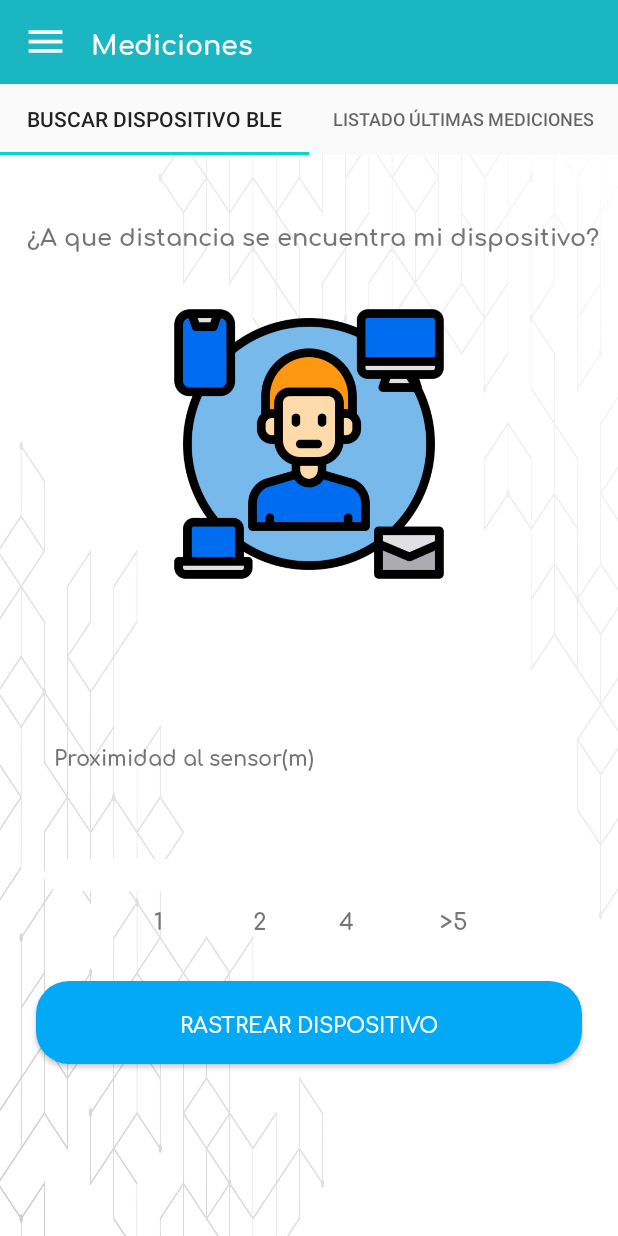
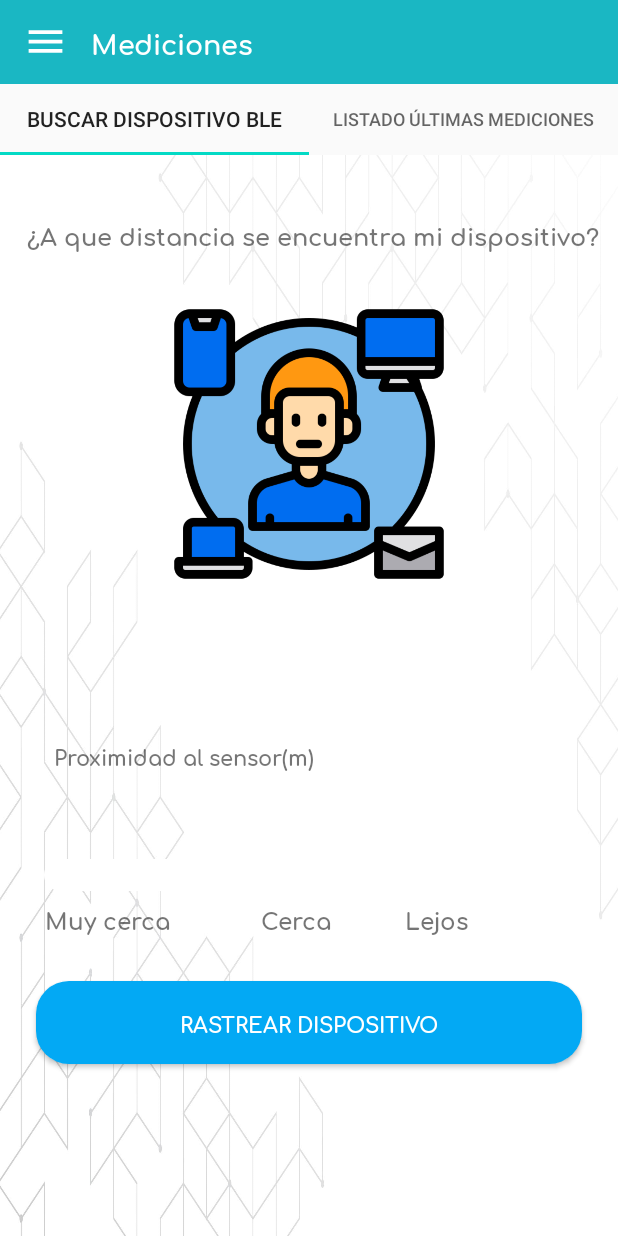
Before and after one commit to AusiasBM/GTI-3A-airlity-mobile, an Android app: the GraficasActivity screen opened directly, with no data from a screen before it, after a tap on "Mediciones", on a phone screen of 412 x 824 dp. Run offline under Robolectric (Android 15) with nearby library versions, the phone set to English and light mode, and no system bars; libraries missing offline, so code that uses them is left out: com.github.mikephil.charting; 11 statements that could not run were skipped; 2 other taps on this screen came first.

Commit message:
Arreglos menu

```diff
--- a/Airlity/app/src/main/java/com/example/tricoenvironment/airlity/ConoceTricoActivity.java
+++ b/Airlity/app/src/main/java/com/example/tricoenvironment/airlity/ConoceTricoActivity.java
@@ -56,6 +56,8 @@ public class ConoceTricoActivity extends AppCompatActivity {
             navigationView.getMenu().getItem(3).setVisible(false);
             navigationView.getMenu().getItem(4).setVisible(false);
             navigationView.getMenu().getItem(5).setVisible(false);
+            navigationView.getMenu().getItem(6).setVisible(false);
+
         }
         prepararDrawer(navigationView);
         //-------------------------------------------
--- a/Airlity/app/src/main/java/com/example/tricoenvironment/airlity/GraficasActivity.java
+++ b/Airlity/app/src/main/java/com/example/tricoenvironment/airlity/GraficasActivity.java
@@ -92,7 +92,7 @@ public class GraficasActivity extends AppCompatActivity {
 
         tokkenUsuarioDato = datosRoot.getData().getToken();
 
-        logicaFake.sensoresInactivos(tokkenUsuarioDato, this);
+        //logicaFake.sensoresInactivos(tokkenUsuarioDato, this);
 
         //-------------------------------------------
         //Para el menu
@@ -124,8 +124,8 @@ public class GraficasActivity extends AppCompatActivity {
 
         //Llamamos a los métodos de la lógica fake obtenerEstadisticas y obtenerDatosParaGrafico
         // para mostrar los datos
-        LogicaFake.obtenerEstadisticas(GraficasActivity.this, currentTimeMillis()-15708000, currentTimeMillis()- 15701000);
-        LogicaFake.obtenerDatosParaGrafico(GraficasActivity.this, medianoche, currentTimeMillis());
+        LogicaFake.obtenerEstadisticas(tokkenUsuarioDato, GraficasActivity.this, currentTimeMillis()-15708000, currentTimeMillis()- 15701000);
+        LogicaFake.obtenerDatosParaGrafico(tokkenUsuarioDato,   GraficasActivity.this, medianoche, currentTimeMillis());
     }
 
     @Override
--- a/Airlity/app/src/main/java/com/example/tricoenvironment/airlity/InformacionActivity.java
+++ b/Airlity/app/src/main/java/com/example/tricoenvironment/airlity/InformacionActivity.java
@@ -68,6 +68,7 @@ public class InformacionActivity extends AppCompatActivity {
             navigationView.getMenu().getItem(3).setVisible(false);
             navigationView.getMenu().getItem(4).setVisible(false);
             navigationView.getMenu().getItem(5).setVisible(false);
+            navigationView.getMenu().getItem(6).setVisible(false);
         }
         prepararDrawer(navigationView);
         //-------------------------------------------
--- a/Airlity/app/src/main/java/com/example/tricoenvironment/airlity/LogicaFake.java
+++ b/Airlity/app/src/main/java/com/example/tricoenvironment/airlity/LogicaFake.java
@@ -165,18 +165,18 @@ public class LogicaFake {
      *
      *
      */
-    public static void obtenerEstadisticas(final Context context, long fechaIni, long fechaFin){
+    public static void obtenerEstadisticas(final String tokkenUsu,final Context context, long fechaIni, long fechaFin){
         PeticionarioREST elPeticionario = new PeticionarioREST();
         //Direccion ip en UPVNET10.236.29.250
         //Direccion ip en casa 192.168.0.107
-        elPeticionario.hacerPeticionREST("GET",
-                "http://"+url+":3500/estadisticasMedicionesUsuario?fechaIni="+ fechaIni + "&fechaFin="+ fechaFin, null,
+        elPeticionario.hacerPeticionRESTConTokken("GET",
+                "http://"+url+":3500/estadisticasMedicionesUsuario?fechaIni="+ fechaIni + "&fechaFin="+ fechaFin, null, tokkenUsu,
                 new PeticionarioREST.RespuestaREST () {
                     @Override
                     public void callback(int codigo, String cuerpo) {
-                        /*Log.d("PROVA", "codigo respuesta= " + codigo + " <-> \n" + cuerpo);
+                        Log.d("PROVA", "codigo respuesta= " + codigo + " <-> \n" + cuerpo);
                         Log.d("CODIGO", "" + codigo);
-                        Log.d("CUERPO", "" + cuerpo);*/
+                        Log.d("CUERPO", "" + cuerpo);
                         Gson gson = new Gson();
                         EstadisticasMediciones estadisticas = gson.fromJson(cuerpo, EstadisticasMediciones.class);
 
@@ -212,12 +212,12 @@ public class LogicaFake {
      *
      *
      */
-    public static void obtenerDatosParaGrafico(final Context context, long fechaIni, long fechaFin){
+    public static void obtenerDatosParaGrafico(final String tokkenUsuario, final Context context, long fechaIni, long fechaFin){
         PeticionarioREST elPeticionario = new PeticionarioREST();
         //Direccion ip en UPVNET10.236.29.250
         //Direccion ip en casa 192.168.0.107
-        elPeticionario.hacerPeticionREST("GET",
-                "http://"+url+":3500/datosGraficaUsuario?fechaIni="+ fechaIni + "&fechaFin="+ fechaFin, null,
+        elPeticionario.hacerPeticionRESTConTokken("GET",
+                "http://"+url+":3500/datosGraficaUsuario?fechaIni="+ fechaIni + "&fechaFin="+ fechaFin, null, tokkenUsuario,
                 new PeticionarioREST.RespuestaREST () {
                     @Override
                     public void callback(int codigo, String cuerpo) {
--- a/Airlity/app/src/main/java/com/example/tricoenvironment/airlity/SensoresInactivosActivity.java
+++ b/Airlity/app/src/main/java/com/example/tricoenvironment/airlity/SensoresInactivosActivity.java
@@ -108,11 +108,8 @@ public class SensoresInactivosActivity extends AppCompatActivity {
         NavigationView navigationView = findViewById(R.id.sensores_navigationView);
         navigationView.setItemIconTintList(null);
 
-        navigationView.getMenu().getItem(1).setVisible(false);
+
         navigationView.getMenu().getItem(2).setVisible(false);
-        navigationView.getMenu().getItem(3).setVisible(false);
-        navigationView.getMenu().getItem(4).setVisible(false);
-        navigationView.getMenu().getItem(5).setVisible(false);
 
         prepararDrawer(navigationView);
         //-------------------------------------------
--- a/Airlity/app/src/main/java/com/example/tricoenvironment/airlity/SignInActivity.java
+++ b/Airlity/app/src/main/java/com/example/tricoenvironment/airlity/SignInActivity.java
@@ -87,6 +87,8 @@ public class SignInActivity extends AppCompatActivity {
         navigationView.getMenu().getItem(3).setVisible(false);
         navigationView.getMenu().getItem(4).setVisible(false);
         navigationView.getMenu().getItem(5).setVisible(false);
+        navigationView.getMenu().getItem(6).setVisible(false);
+
 
         prepararDrawer(navigationView);
         //-------------------------------------------
--- a/Airlity/app/src/main/java/com/example/tricoenvironment/airlity/SignUpActivity.java
+++ b/Airlity/app/src/main/java/com/example/tricoenvironment/airlity/SignUpActivity.java
@@ -83,6 +83,8 @@ public class SignUpActivity extends AppCompatActivity {
         navigationView.getMenu().getItem(3).setVisible(false);
         navigationView.getMenu().getItem(4).setVisible(false);
         navigationView.getMenu().getItem(5).setVisible(false);
+        navigationView.getMenu().getItem(6).setVisible(false);
+
 
         prepararDrawer(navigationView);
         //-------------------------------------------
--- a/Airlity/app/src/main/java/com/example/tricoenvironment/airlity/SoporteTecnicoActivity.java
+++ b/Airlity/app/src/main/java/com/example/tricoenvironment/airlity/SoporteTecnicoActivity.java
@@ -52,6 +52,8 @@ public class SoporteTecnicoActivity extends AppCompatActivity {
             navigationView.getMenu().getItem(3).setVisible(false);
             navigationView.getMenu().getItem(4).setVisible(false);
             navigationView.getMenu().getItem(5).setVisible(false);
+            navigationView.getMenu().getItem(6).setVisible(false);
+
         }
         prepararDrawer(navigationView);
         //-------------------------------------------
--- a/Airlity/app/src/main/java/com/example/tricoenvironment/airlity/Tab1.java
+++ b/Airlity/app/src/main/java/com/example/tricoenvironment/airlity/Tab1.java
@@ -360,7 +360,6 @@ public class Tab1 extends Fragment {
         */
     public void mostarDistancia( double resultado ) {
         Log.d("distancia", "" + resultado);
-        resultado=1;
         if (resultado < 0.1) {
             Toast.makeText(context, "Error al rastrear el sensor, vuelva a intentarlo",
                     Toast.LENGTH_SHORT).show();
--- a/Airlity/app/src/main/res/layout/elementos_recycler_inactivos.xml
+++ b/Airlity/app/src/main/res/layout/elementos_recycler_inactivos.xml
@@ -18,7 +18,7 @@
         app:layout_constraintLeft_toLeftOf="parent"
         app:layout_constraintTop_toTopOf="parent"
         app:layout_constraintVertical_bias="0.0"
-        app:srcCompat="@drawable/mediciones"
+        app:srcCompat="@drawable/sensor"
         tools:ignore="VectorDrawableCompat" />
 
     <TextView
--- a/Airlity/app/src/main/res/layout/tab1.xml
+++ b/Airlity/app/src/main/res/layout/tab1.xml
@@ -78,12 +78,12 @@
 
     <TextView
         android:id="@+id/textView9"
-        android:layout_width="79dp"
+        android:layout_width="wrap_content"
         android:layout_height="27dp"
         android:layout_marginTop="6dp"
         android:fontFamily="@font/comfortaa_bold"
         android:gravity="end"
-        android:text="1"
+        android:text="Muy cerca"
         android:textSize="15dp"
         app:layout_constraintEnd_toEndOf="@+id/progressBar2"
         app:layout_constraintHorizontal_bias="0.0"
@@ -96,7 +96,7 @@
         android:layout_height="wrap_content"
         android:layout_marginStart="60dp"
         android:fontFamily="@font/comfortaa_bold"
-        android:text="2"
+        android:text="Cerca"
         android:textSize="15dp"
         app:layout_constraintBottom_toBottomOf="@+id/textView9"
         app:layout_constraintStart_toEndOf="@+id/textView9"
@@ -109,24 +109,11 @@
         android:layout_height="wrap_content"
         android:layout_marginStart="48dp"
         android:fontFamily="@font/comfortaa_bold"
-        android:text="4"
+        android:text="Lejos"
         android:textSize="15dp"
         app:layout_constraintBottom_toBottomOf="@+id/textView10"
         app:layout_constraintStart_toEndOf="@+id/textView10"
         app:layout_constraintTop_toTopOf="@+id/textView10"
         app:layout_constraintVertical_bias="0.0" />
 
-    <TextView
-        android:id="@+id/textView12"
-        android:layout_width="wrap_content"
-        android:layout_height="wrap_content"
-        android:fontFamily="@font/comfortaa_bold"
-        android:text=">5"
-        android:textSize="15dp"
-        app:layout_constraintBottom_toBottomOf="@+id/textView11"
-        app:layout_constraintEnd_toEndOf="parent"
-        app:layout_constraintHorizontal_bias="0.361"
-        app:layout_constraintStart_toEndOf="@+id/textView11"
-        app:layout_constraintTop_toTopOf="@+id/textView11"
-        app:layout_constraintVertical_bias="0.0" />
 </androidx.constraintlayout.widget.ConstraintLayout>
--- a/Airlity/app/src/main/res/menu/navigation_menu.xml
+++ b/Airlity/app/src/main/res/menu/navigation_menu.xml
@@ -29,7 +29,7 @@
         android:title="Cerrar sesión" />
     <item
         android:id="@+id/menu_sensores"
-        android:icon="@drawable/mapa"
+        android:icon="@drawable/sensor"
         android:title="Información de los sensores" />
 
 
```
Also changed, not shown: Airlity/app/src/main/res/drawable/sensor.png (added).
